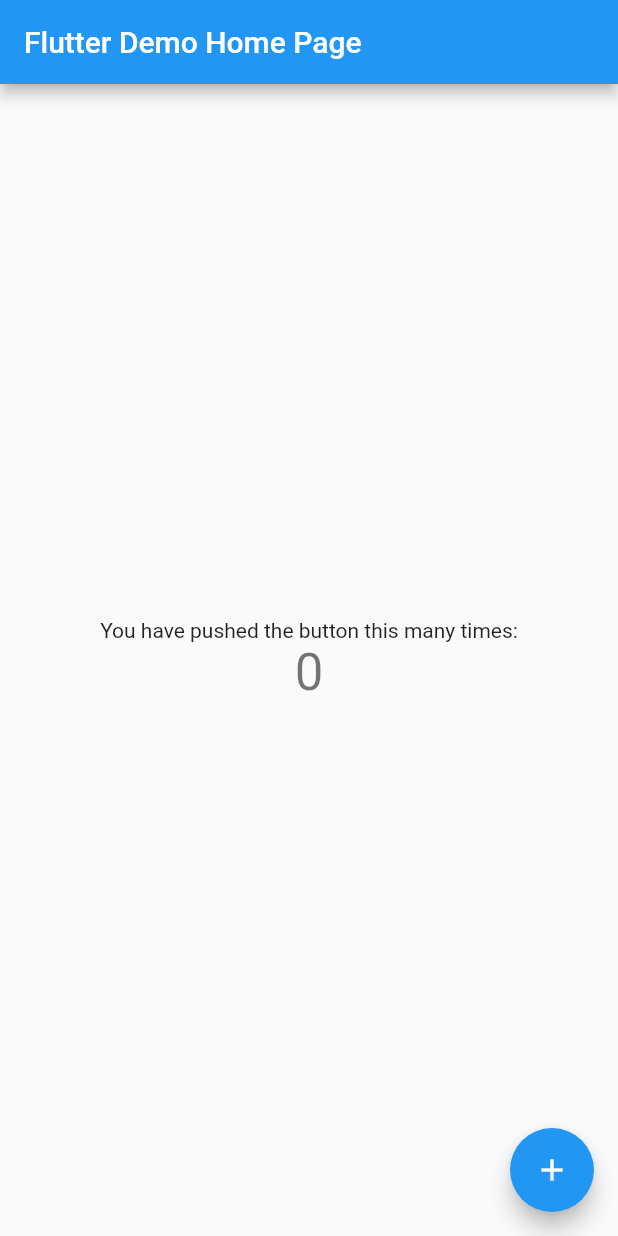
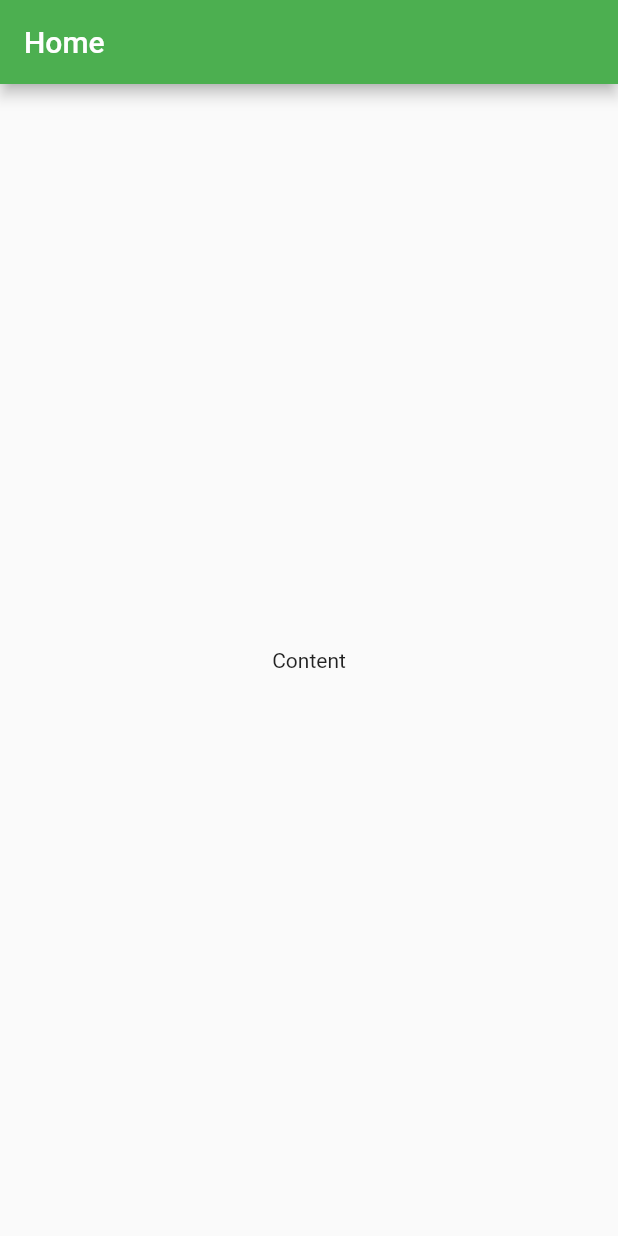
Before and after one commit to jerryrox/expense_tracker, a Flutter app: the screen it shows after launch, on a phone screen of 412 x 824 dp. Run offline on Flutter 3.47's test engine with Material 2 defaults, Android fonts, the phone set to English and light mode, and no system bars.

Commit message:
Integrated router to main app

```diff
--- a/lib/main.dart
+++ b/lib/main.dart
@@ -1,113 +1,22 @@
+import 'package:expense_tracker/ui/navigations/AppRouteInfoParser.dart';
+import 'package:expense_tracker/ui/navigations/AppRouterDelegate.dart';
 import 'package:flutter/material.dart';
 
 void main() {
-  runApp(MyApp());
+  runApp(ExpenseTrackerApp());
 }
 
-class MyApp extends StatelessWidget {
-  // This widget is the root of your application.
+class ExpenseTrackerApp extends StatelessWidget {
+
   @override
   Widget build(BuildContext context) {
-    return MaterialApp(
-      title: 'Flutter Demo',
+    return MaterialApp.router(
+      title: "Expense Tracker",
       theme: ThemeData(
-        // This is the theme of your application.
-        //
-        // Try running your application with "flutter run". You'll see the
-        // application has a blue toolbar. Then, without quitting the app, try
-        // changing the primarySwatch below to Colors.green and then invoke
-        // "hot reload" (press "r" in the console where you ran "flutter run",
-        // or simply save your changes to "hot reload" in a Flutter IDE).
-        // Notice that the counter didn't reset back to zero; the application
-        // is not restarted.
-        primarySwatch: Colors.blue,
+        primarySwatch: Colors.green,
       ),
-      home: MyHomePage(title: 'Flutter Demo Home Page'),
+      routeInformationParser: AppRouteInfoParser(),
+      routerDelegate: AppRouterDelegate(),
     );
   }
 }
-
-class MyHomePage extends StatefulWidget {
-  MyHomePage({Key key, this.title}) : super(key: key);
-
-  // This widget is the home page of your application. It is stateful, meaning
-  // that it has a State object (defined below) that contains fields that affect
-  // how it looks.
-
-  // This class is the configuration for the state. It holds the values (in this
-  // case the title) provided by the parent (in this case the App widget) and
-  // used by the build method of the State. Fields in a Widget subclass are
-  // always marked "final".
-
-  final String title;
-
-  @override
-  _MyHomePageState createState() => _MyHomePageState();
-}
-
-class _MyHomePageState extends State<MyHomePage> {
-  int _counter = 0;
-
-  void _incrementCounter() {
-    setState(() {
-      // This call to setState tells the Flutter framework that something has
-      // changed in this State, which causes it to rerun the build method below
-      // so that the display can reflect the updated values. If we changed
-      // _counter without calling setState(), then the build method would not be
-      // called again, and so nothing would appear to happen.
-      _counter++;
-    });
-  }
-
-  @override
-  Widget build(BuildContext context) {
-    // This method is rerun every time setState is called, for instance as done
-    // by the _incrementCounter method above.
-    //
-    // The Flutter framework has been optimized to make rerunning build methods
-    // fast, so that you can just rebuild anything that needs updating rather
-    // than having to individually change instances of widgets.
-    return Scaffold(
-      appBar: AppBar(
-        // Here we take the value from the MyHomePage object that was created by
-        // the App.build method, and use it to set our appbar title.
-        title: Text(widget.title),
-      ),
-      body: Center(
-        // Center is a layout widget. It takes a single child and positions it
-        // in the middle of the parent.
-        child: Column(
-          // Column is also a layout widget. It takes a list of children and
-          // arranges them vertically. By default, it sizes itself to fit its
-          // children horizontally, and tries to be as tall as its parent.
-          //
-          // Invoke "debug painting" (press "p" in the console, choose the
-          // "Toggle Debug Paint" action from the Flutter Inspector in Android
-          // Studio, or the "Toggle Debug Paint" command in Visual Studio Code)
-          // to see the wireframe for each widget.
-          //
-          // Column has various properties to control how it sizes itself and
-          // how it positions its children. Here we use mainAxisAlignment to
-          // center the children vertically; the main axis here is the vertical
-          // axis because Columns are vertical (the cross axis would be
-          // horizontal).
-          mainAxisAlignment: MainAxisAlignment.center,
-          children: <Widget>[
-            Text(
-              'You have pushed the button this many times:',
-            ),
-            Text(
-              '$_counter',
-              style: Theme.of(context).textTheme.headline4,
-            ),
-          ],
-        ),
-      ),
-      floatingActionButton: FloatingActionButton(
-        onPressed: _incrementCounter,
-        tooltip: 'Increment',
-        child: Icon(Icons.add),
-      ), // This trailing comma makes auto-formatting nicer for build methods.
-    );
-  }
-}
--- /dev/null
+++ b/lib/ui/navigations/screens/HomeScreen.dart
@@ -0,0 +1,24 @@
+import 'package:flutter/material.dart';
+
+class HomeScreen extends StatefulWidget {
+
+  HomeScreen({Key key}) : super(key: key);
+
+  @override
+  State<StatefulWidget> createState() => _HomeScreenState();
+}
+
+class _HomeScreenState extends State<HomeScreen> {
+
+  @override
+  Widget build(BuildContext context) {
+    return Scaffold(
+      appBar: AppBar(
+        title: Text("Home"),
+      ),
+      body: Center(
+        child: Text("Content"),
+      ),
+    );
+  }
+}
```
Also changed, not shown: lib/ui/navigations/AppRouterDelegate.dart (added, +44 -0 lines).
